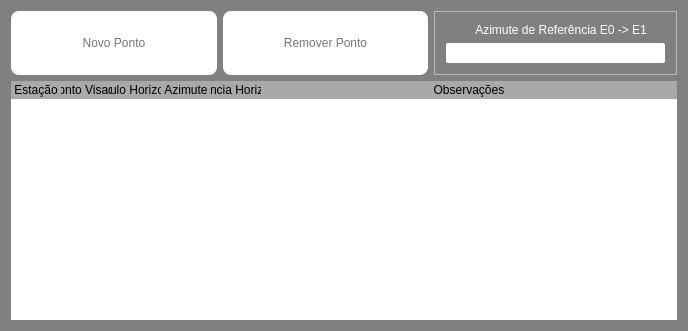
First picture: the form in mainwindow.ui, repository GoldenSushi/Topopo, before the edit.
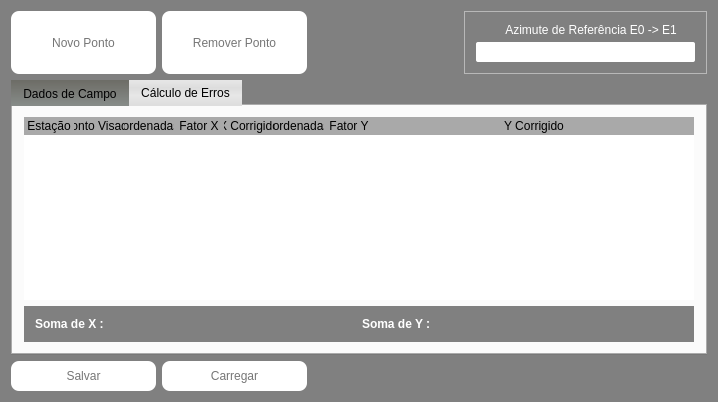
Second picture: the form after the edit. The open tabs and pages were chosen to show the change.

Commit message: save and load features and a new error table partially working

Diff of the .ui file:
```diff
--- a/mainwindow.ui
+++ b/mainwindow.ui
@@ -6,8 +6,8 @@
    <rect>
     <x>0</x>
     <y>0</y>
-    <width>688</width>
-    <height>331</height>
+    <width>712</width>
+    <height>402</height>
    </rect>
   </property>
   <property name="sizePolicy">
@@ -74,6 +74,12 @@
 	padding: 3px
 }</string>
   </property>
+  <property name="toolButtonStyle">
+   <enum>Qt::ToolButtonIconOnly</enum>
+  </property>
+  <property name="tabShape">
+   <enum>QTabWidget::Rounded</enum>
+  </property>
   <widget class="QWidget" name="centralWidget">
    <property name="sizePolicy">
     <sizepolicy hsizetype="Expanding" vsizetype="Expanding">
@@ -91,11 +97,115 @@
     <string notr="true"/>
    </property>
    <layout class="QGridLayout" name="gridLayout">
-    <item row="4" column="0" colspan="3">
+    <item row="2" column="0" rowspan="2">
+     <widget class="QPushButton" name="savebutton">
+      <property name="minimumSize">
+       <size>
+        <width>0</width>
+        <height>30</height>
+       </size>
+      </property>
+      <property name="text">
+       <string>Salvar</string>
+      </property>
+     </widget>
+    </item>
+    <item row="0" column="1">
+     <widget class="QPushButton" name="removepoint">
+      <property name="sizePolicy">
+       <sizepolicy hsizetype="Preferred" vsizetype="Preferred">
+        <horstretch>0</horstretch>
+        <verstretch>0</verstretch>
+       </sizepolicy>
+      </property>
+      <property name="baseSize">
+       <size>
+        <width>10</width>
+        <height>10</height>
+       </size>
+      </property>
+      <property name="text">
+       <string>Remover Ponto</string>
+      </property>
+     </widget>
+    </item>
+    <item row="1" column="0" colspan="4">
+     <widget class="QTabWidget" name="tabWidget">
+      <property name="minimumSize">
+       <size>
+        <width>0</width>
+        <height>0</height>
+       </size>
+      </property>
+      <property name="styleSheet">
+       <string notr="true">QTabBar::tab
+{
+background: qlineargradient(x1: 0, y2: 0, x2: 0, y2: 1, stop:0 #6d6c66, stop : 1 #878c89);
+}
+
+QTabBar::tab:selected, QTabBar::tab:hover 
+{
+	background: qlineargradient(x1: 0, y1: 0, x2 : 0, y2:1, stop:0 #e7e7e7, stop: 0.3 #dddddd, stop: 0.6 #e7e7e7, stop: 1 #dddddd)
+}</string>
+      </property>
+      <property name="tabPosition">
+       <enum>QTabWidget::North</enum>
+      </property>
+      <property name="tabShape">
+       <enum>QTabWidget::Rounded</enum>
+      </property>
+      <property name="currentIndex">
+       <number>0</number>
+      </property>
+      <property name="elideMode">
+       <enum>Qt::ElideNone</enum>
+      </property>
+      <property name="movable">
+       <bool>true</bool>
+      </property>
+      <property name="tabBarAutoHide">
+       <bool>false</bool>
+      </property>
+      <widget class="QWidget" name="data">
+       <property name="sizePolicy">
+        <sizepolicy hsizetype="Maximum" vsizetype="Maximum">
+         <horstretch>0</horstretch>
+         <verstretch>0</verstretch>
+        </sizepolicy>
+       </property>
+       <attribute name="title">
+        <string>Dados de Campo</string>
+       </attribute>
+       <layout class="QGridLayout" name="gridLayout_3">
+        <property name="sizeConstraint">
+         <enum>QLayout::SetNoConstraint</enum>
+        </property>
+        <item row="0" column="0">
      <widget class="QTableWidget" name="table">
+          <property name="minimumSize">
+           <size>
+            <width>670</width>
+            <height>163</height>
+           </size>
+          </property>
+          <property name="maximumSize">
+           <size>
+            <width>16777215</width>
+            <height>16777215</height>
+           </size>
+          </property>
+          <property name="autoFillBackground">
+           <bool>true</bool>
+          </property>
       <property name="styleSheet">
        <string notr="true"/>
       </property>
+          <property name="frameShape">
+           <enum>QFrame::StyledPanel</enum>
+          </property>
+          <property name="sizeAdjustPolicy">
+           <enum>QAbstractScrollArea::AdjustIgnored</enum>
+          </property>
       <attribute name="horizontalHeaderVisible">
        <bool>true</bool>
       </attribute>
@@ -152,7 +262,209 @@
       </column>
      </widget>
     </item>
-    <item row="1" column="2" alignment="Qt::AlignHCenter">
+        <item row="1" column="0">
+         <widget class="QFrame" name="angleBar">
+          <property name="styleSheet">
+           <string notr="true">QFrame
+{
+	background:gray;
+	border:none;
+}</string>
+          </property>
+          <property name="frameShape">
+           <enum>QFrame::StyledPanel</enum>
+          </property>
+          <property name="frameShadow">
+           <enum>QFrame::Raised</enum>
+          </property>
+          <layout class="QGridLayout" name="gridLayout_4">
+           <item row="0" column="0">
+            <widget class="QLabel" name="sumText">
+             <property name="styleSheet">
+              <string notr="true">QLabel
+{
+	color:white;
+	font:bold;
+}</string>
+             </property>
+             <property name="text">
+              <string>Soma dos Ângulos de Vante:</string>
+             </property>
+            </widget>
+           </item>
+          </layout>
+         </widget>
+        </item>
+       </layout>
+      </widget>
+      <widget class="QWidget" name="errorCalculation">
+       <attribute name="title">
+        <string>Cálculo de Erros</string>
+       </attribute>
+       <layout class="QGridLayout" name="gridLayout_6">
+        <item row="0" column="0">
+         <widget class="QTableWidget" name="table_error">
+          <property name="minimumSize">
+           <size>
+            <width>670</width>
+            <height>163</height>
+           </size>
+          </property>
+          <property name="maximumSize">
+           <size>
+            <width>16777215</width>
+            <height>16777215</height>
+           </size>
+          </property>
+          <property name="autoFillBackground">
+           <bool>true</bool>
+          </property>
+          <property name="styleSheet">
+           <string notr="true"/>
+          </property>
+          <property name="frameShape">
+           <enum>QFrame::StyledPanel</enum>
+          </property>
+          <property name="sizeAdjustPolicy">
+           <enum>QAbstractScrollArea::AdjustIgnored</enum>
+          </property>
+          <attribute name="horizontalHeaderCascadingSectionResizes">
+           <bool>false</bool>
+          </attribute>
+          <attribute name="horizontalHeaderDefaultSectionSize">
+           <number>50</number>
+          </attribute>
+          <attribute name="horizontalHeaderMinimumSectionSize">
+           <number>50</number>
+          </attribute>
+          <attribute name="horizontalHeaderStretchLastSection">
+           <bool>true</bool>
+          </attribute>
+          <attribute name="verticalHeaderVisible">
+           <bool>false</bool>
+          </attribute>
+          <attribute name="verticalHeaderDefaultSectionSize">
+           <number>50</number>
+          </attribute>
+          <attribute name="verticalHeaderMinimumSectionSize">
+           <number>50</number>
+          </attribute>
+          <column>
+           <property name="text">
+            <string>Estação</string>
+           </property>
+          </column>
+          <column>
+           <property name="text">
+            <string>Ponto Visado</string>
+           </property>
+          </column>
+          <column>
+           <property name="text">
+            <string>Coordenadas X</string>
+           </property>
+          </column>
+          <column>
+           <property name="text">
+            <string>Fator X</string>
+           </property>
+          </column>
+          <column>
+           <property name="text">
+            <string>X Corrigido</string>
+           </property>
+          </column>
+          <column>
+           <property name="text">
+            <string>Coordenadas Y</string>
+           </property>
+          </column>
+          <column>
+           <property name="text">
+            <string>Fator Y</string>
+           </property>
+          </column>
+          <column>
+           <property name="text">
+            <string>Y Corrigido</string>
+           </property>
+          </column>
+         </widget>
+        </item>
+        <item row="1" column="0">
+         <widget class="QFrame" name="errorBar">
+          <property name="styleSheet">
+           <string notr="true">QFrame
+{
+	background:gray;
+	border:none;
+}</string>
+          </property>
+          <property name="frameShape">
+           <enum>QFrame::StyledPanel</enum>
+          </property>
+          <property name="frameShadow">
+           <enum>QFrame::Raised</enum>
+          </property>
+          <layout class="QGridLayout" name="gridLayout_5">
+           <item row="0" column="0">
+            <widget class="QLabel" name="errorText1">
+             <property name="styleSheet">
+              <string notr="true">QLabel
+{
+	color:white;
+	font:bold;
+}</string>
+             </property>
+             <property name="text">
+              <string>Soma de X :</string>
+             </property>
+            </widget>
+           </item>
+           <item row="0" column="1">
+            <widget class="QLabel" name="errorText2">
+             <property name="styleSheet">
+              <string notr="true">QLabel
+{
+	color:white;
+	font:bold;
+}</string>
+             </property>
+             <property name="text">
+              <string>Soma de Y : </string>
+             </property>
+            </widget>
+           </item>
+          </layout>
+         </widget>
+        </item>
+       </layout>
+      </widget>
+     </widget>
+    </item>
+    <item row="0" column="0">
+     <widget class="QPushButton" name="newpoint">
+      <property name="sizePolicy">
+       <sizepolicy hsizetype="Preferred" vsizetype="Preferred">
+        <horstretch>0</horstretch>
+        <verstretch>0</verstretch>
+       </sizepolicy>
+      </property>
+      <property name="minimumSize">
+       <size>
+        <width>50</width>
+        <height>50</height>
+       </size>
+      </property>
+      <property name="styleSheet">
+       <string notr="true"/>
+      </property>
+      <property name="text">
+       <string>Novo Ponto</string>
+      </property>
+     </widget>
+    </item>
+    <item row="0" column="3">
      <widget class="QFrame" name="frame">
       <property name="frameShape">
        <enum>QFrame::StyledPanel</enum>
@@ -202,30 +514,8 @@
       </layout>
      </widget>
     </item>
-    <item row="1" column="0">
-     <widget class="QPushButton" name="newpoint">
-      <property name="sizePolicy">
-       <sizepolicy hsizetype="Preferred" vsizetype="Preferred">
-        <horstretch>0</horstretch>
-        <verstretch>0</verstretch>
-       </sizepolicy>
-      </property>
-      <property name="minimumSize">
-       <size>
-        <width>50</width>
-        <height>50</height>
-       </size>
-      </property>
-      <property name="styleSheet">
-       <string notr="true"/>
-      </property>
-      <property name="text">
-       <string>Novo Ponto</string>
-      </property>
-     </widget>
-    </item>
-    <item row="1" column="1">
-     <widget class="QPushButton" name="removepoint">
+    <item row="2" column="1" rowspan="2">
+     <widget class="QPushButton" name="loadbutton">
       <property name="sizePolicy">
        <sizepolicy hsizetype="Preferred" vsizetype="Preferred">
         <horstretch>0</horstretch>
@@ -239,7 +529,7 @@
        </size>
       </property>
       <property name="text">
-       <string>Remover Ponto</string>
+       <string>Carregar</string>
       </property>
      </widget>
     </item>
```
Lines whose indentation alone changed are shown as unchanged. The commit also changes 20 other files.
